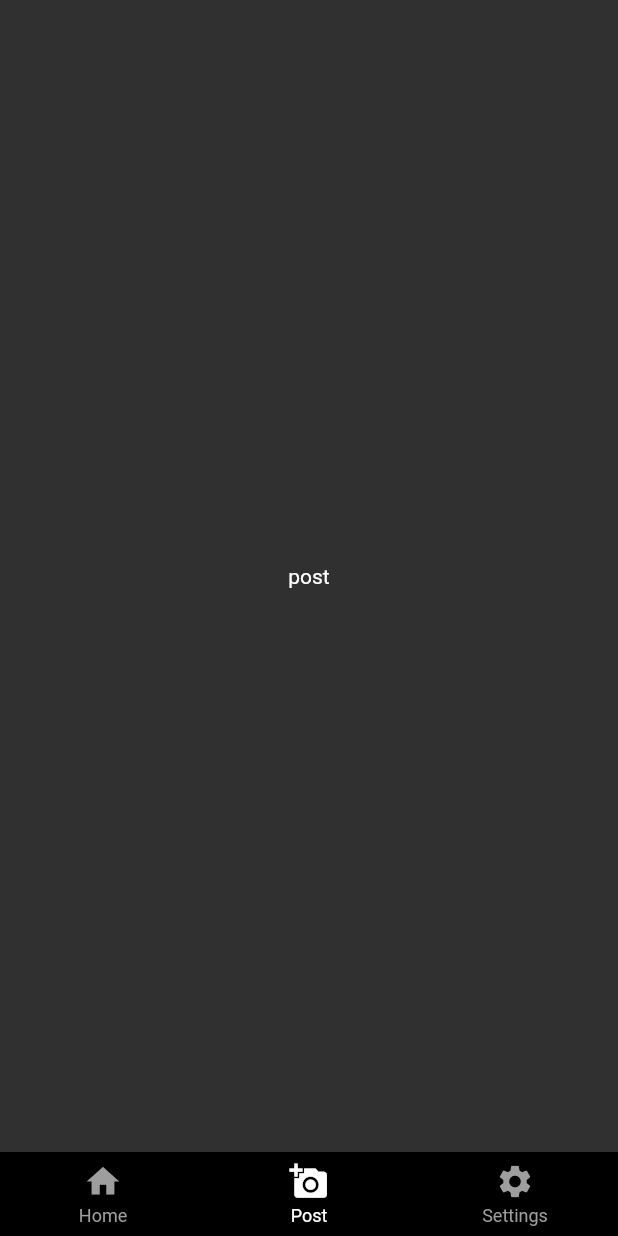
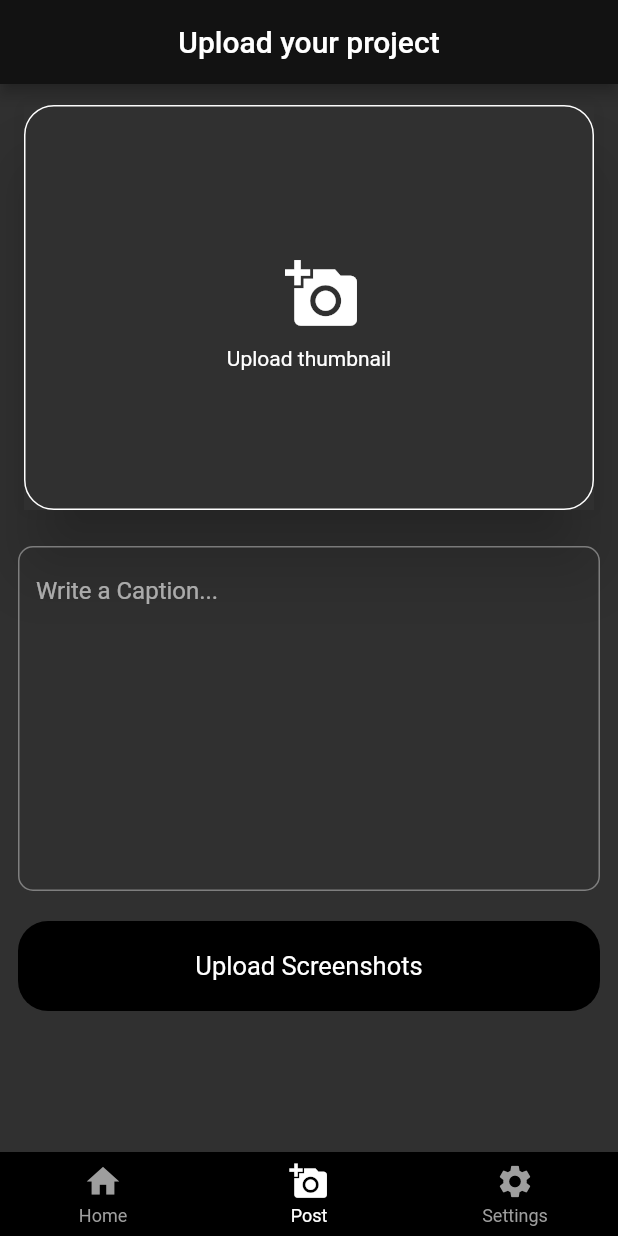
Before and after one commit to Rushabh1134/devspectrum, a Flutter app: the screen it shows after launch, item 2 of the bottom bar chosen, on a phone screen of 412 x 824 dp. Run offline on Flutter 3.47's test engine with Material 2 defaults, Android fonts, the phone set to English and light mode, and no system bars; drawn by our look-alikes of persistent_bottom_nav_bar.

Commit message:
post page done

```diff
--- a/lib/post_page/post_page.dart
+++ b/lib/post_page/post_page.dart
@@ -1,3 +1,4 @@
+import 'package:devspectrum/post_page/uploadscreenshot.dart';
 import 'package:flutter/material.dart';
 
 class PostPage extends StatefulWidget {
@@ -10,10 +11,94 @@ class PostPage extends StatefulWidget {
 class _PostPageState extends State<PostPage> {
   @override
   Widget build(BuildContext context) {
-    return const Scaffold(
-      body: Center(
-        child: Text('post'),
-      ),
-    );
+    return Scaffold(
+        appBar: AppBar(
+          title: const Text('Upload your project'),
+          centerTitle: true,
+        ),
+        body: Padding(
+          padding: const EdgeInsets.symmetric(horizontal: 12, vertical: 10),
+          child: Column(
+            children: [
+              Card(
+                elevation: 20,
+                child: Material(
+                  child: Container(
+                    height: 270,
+                    width: double.infinity,
+                    decoration: BoxDecoration(borderRadius: BorderRadius.circular(20), border: Border.all(color: Colors.white)),
+                    child: Center(
+                      child: Column(
+                        mainAxisAlignment: MainAxisAlignment.center,
+                        children: [
+                          IconButton(
+                            icon: const Icon(
+                              Icons.add_a_photo,
+                              size: 50,
+                            ),
+                            onPressed: () {},
+                          ),
+                          const SizedBox(
+                            height: 20,
+                          ),
+                          const Text('Upload thumbnail')
+                        ],
+                      ),
+                    ),
+                    // child: Column(
+                    //   children: [
+                    //     Expanded(
+                    //       child: Image.asset(
+                    //         'assets/images/post1.jpg',
+                    //         fit: BoxFit.contain,
+                    //       ),
+                    //     ),
+                    //   ],
+                    // ),
+                  ),
+                ),
+              ),
+              const SizedBox(
+                height: 20,
+              ),
+              TextFormField(
+                maxLines: 10,
+                decoration: InputDecoration(
+                  hintText: 'Write a Caption...',
+                  border: OutlineInputBorder(
+                    borderRadius: BorderRadius.circular(10),
+                  ),
+                ),
+              ),
+              const SizedBox(
+                height: 20,
+              ),
+              GestureDetector(
+                onTap: () {
+                  Navigator.push(
+                    context,
+                    MaterialPageRoute(
+                      builder: (context) => const UploadScreenshot(),
+                    ),
+                  );
+                },
+                child: Container(
+                  height: 60,
+                  width: double.infinity,
+                  decoration: BoxDecoration(
+                    borderRadius: BorderRadius.circular(20),
+                    color: Colors.black,
+                  ),
+                  child: const Center(
+                    child: Text(
+                      'Upload Screenshots',
+                      style: TextStyle(fontSize: 17),
+                    ),
+                  ),
+                ),
+              ),
+            ],
+          ),
+        ));
   }
 }
--- /dev/null
+++ b/lib/post_page/uploadscreenshot.dart
@@ -0,0 +1,19 @@
+import 'package:flutter/material.dart';
+
+class UploadScreenshot extends StatefulWidget {
+  const UploadScreenshot({super.key});
+
+  @override
+  State<UploadScreenshot> createState() => _UploadScreenshotState();
+}
+
+class _UploadScreenshotState extends State<UploadScreenshot> {
+  @override
+  Widget build(BuildContext context) {
+    return const Scaffold(
+      body: Center(
+        child: Text('upload screenshots'),
+      ),
+    );
+  }
+}
```
